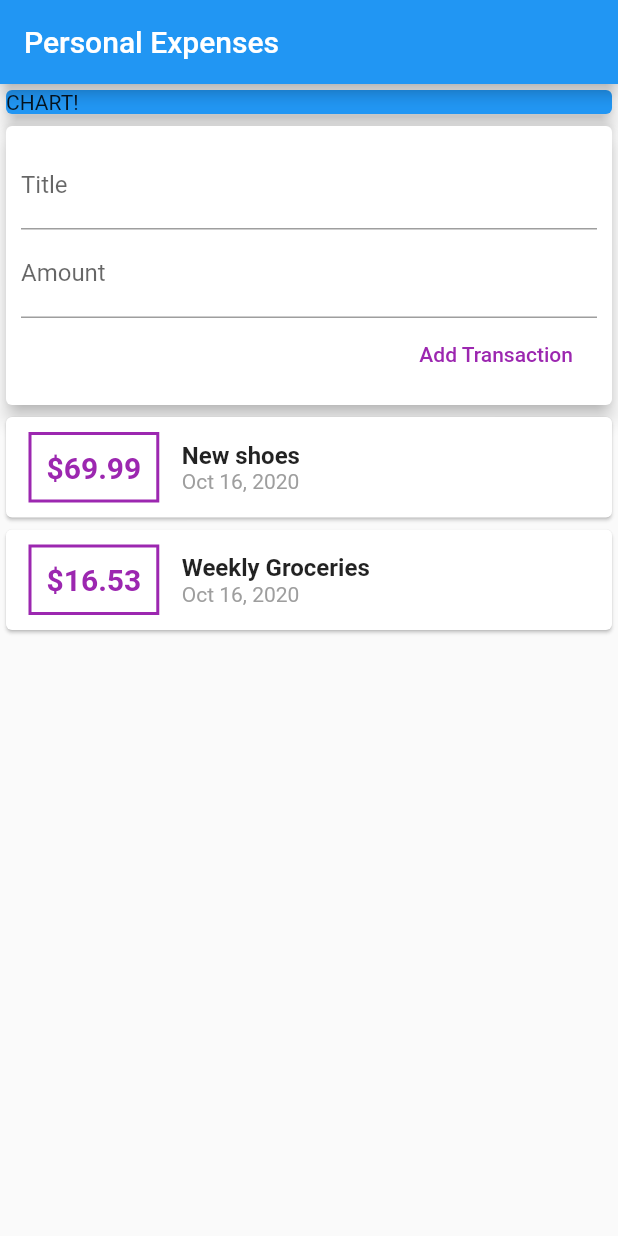
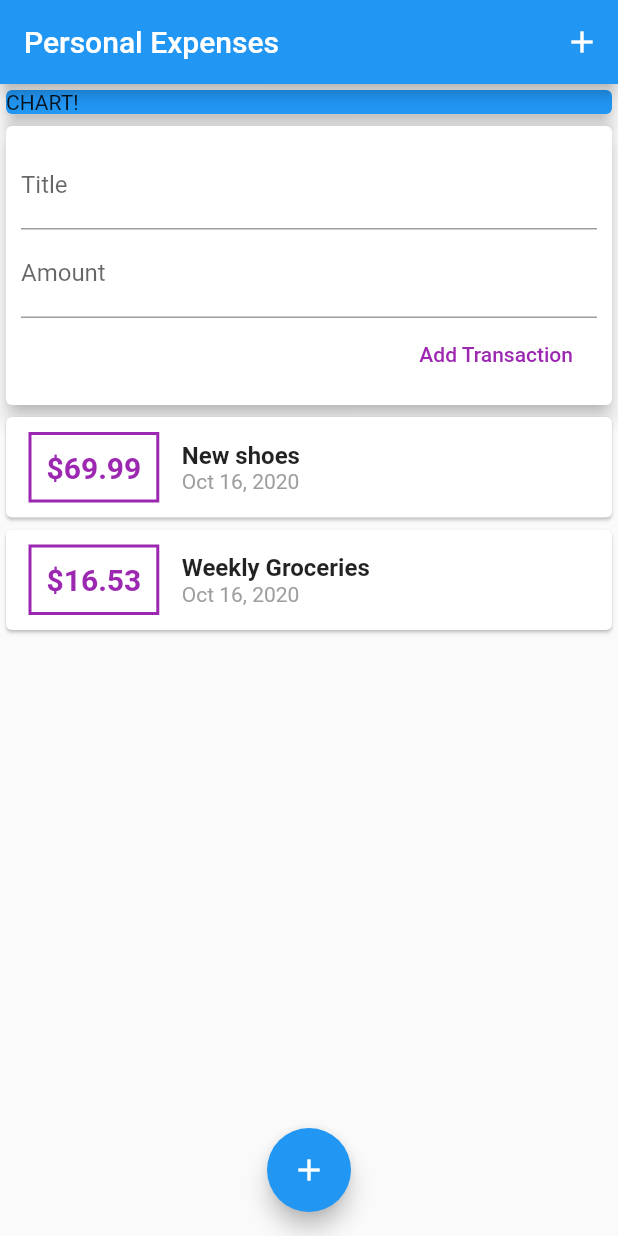
Before and after one commit to KaSliK/Expenses-App, a Flutter app: the screen it shows after launch, on a phone screen of 412 x 824 dp. Run offline on Flutter 3.47's test engine with Material 2 defaults, Android fonts, the phone set to English and light mode, and no system bars.

Commit message:
Added static buttons in appbar and floating

```diff
--- a/lib/main.dart
+++ b/lib/main.dart
@@ -22,6 +22,9 @@ class MyHomePage extends StatelessWidget {
     return Scaffold(
       appBar: AppBar(
         title: Text('Personal Expenses'),
+        actions: [
+          IconButton(icon: Icon(Icons.add), onPressed: () {})
+        ],
       ),
       body: SingleChildScrollView(
               child: Column(
@@ -40,6 +43,11 @@ class MyHomePage extends StatelessWidget {
           ],
         ),
       ),
+      floatingActionButtonLocation: FloatingActionButtonLocation.centerFloat,
+      floatingActionButton: FloatingActionButton(
+        child: Icon(Icons.add),
+        onPressed: () {},
+      ),
     );
   }
 }
```
